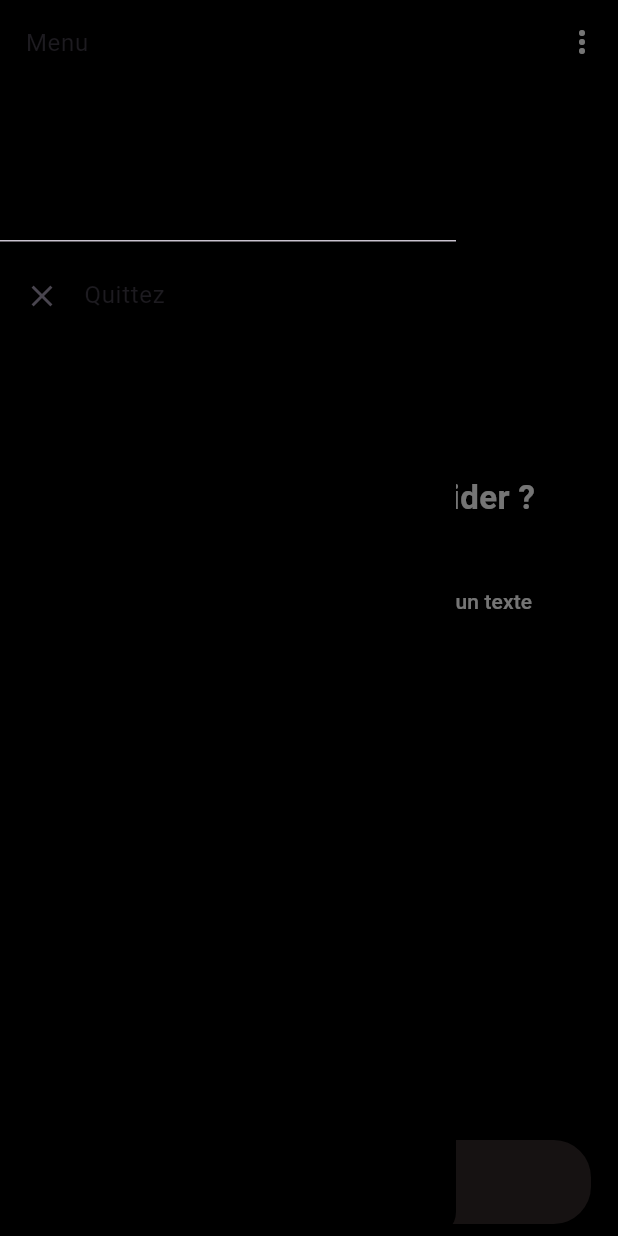
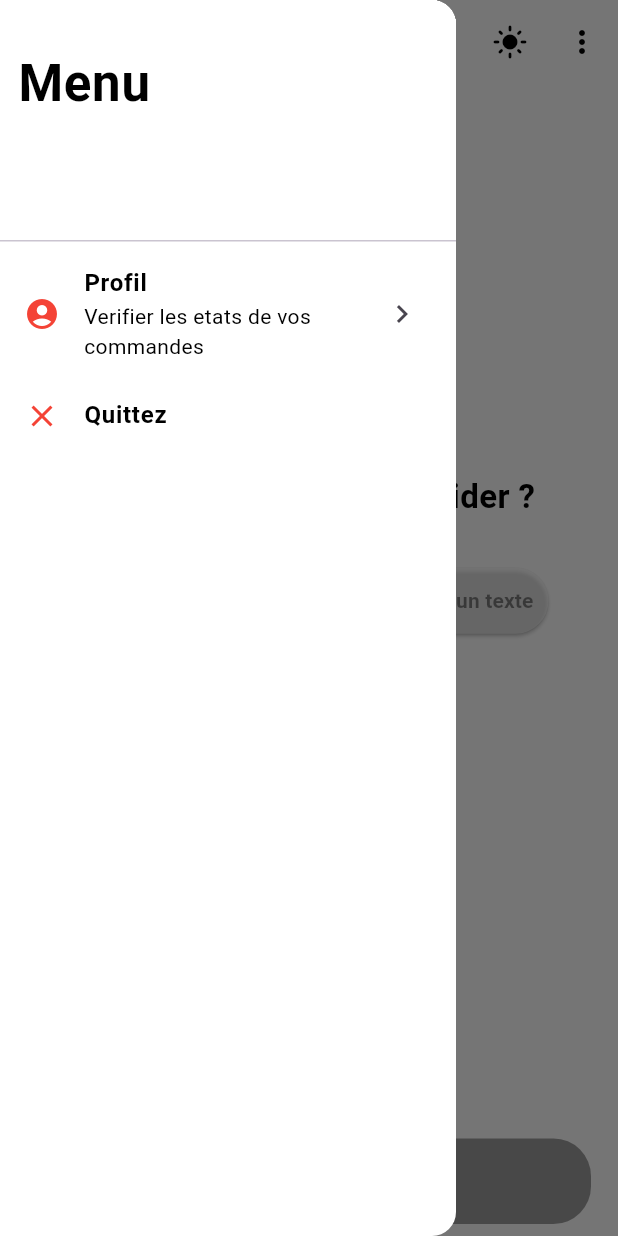
Before and after one commit to maxime2221/tobassichatbot, a Flutter app: the screen it shows after launch, with the side drawer open, on a phone screen of 412 x 824 dp. Run offline on Flutter 3.47's test engine with Material 3 defaults, Android fonts, the phone set to English and light mode, and no system bars.

Commit message:
Mise a jour de la page d accueil , du menu drawer, mode dark et light et interface du profil

```diff
--- a/lib/HomeScreen.dart
+++ b/lib/HomeScreen.dart
@@ -1,4 +1,7 @@
 import 'package:flutter/material.dart';
+import 'package:flutter/services.dart';
+
+import 'screen/profile_screen.dart';
 
 class HomeScreen extends StatefulWidget {
   @override
@@ -8,15 +11,15 @@ class HomeScreen extends StatefulWidget {
 class _HomeScreenState extends State<HomeScreen> {
 
   final TextEditingController _textController = TextEditingController();
-  bool _isButtonVisible = false;
-  bool _showMoreButtons = false;
+  bool _isButtonVisible = false; //pour le bouton Plus....
+  bool _showMoreButtons = false; // afficher d autres questions possibles
+  bool _isDarkMode = false; // État pour le mode sombre
 
   void _updateTextField(String text) {
     setState(() {
       _textController.text = text;
     });
   }
-
 
   @override
   void initState() {
@@ -37,43 +40,88 @@ class _HomeScreenState extends State<HomeScreen> {
   @override
   Widget build(BuildContext context) {
     return Scaffold(
-      backgroundColor: Colors.black,
+      backgroundColor: _isDarkMode? Colors.black:Colors.white,
       appBar: AppBar(
+        iconTheme: IconThemeData(color: _isDarkMode? Colors.white:Colors.black),
         centerTitle: true,
-        backgroundColor: Colors.black,
+        backgroundColor: _isDarkMode? Colors.black:Colors.white,
         title: const Text(
           'TobassiChatBot',
           style: TextStyle(
-            color: Colors.red,
+            color:Colors.red,
             fontSize: 20,
             fontWeight: FontWeight.bold,
             ),
         ),
         actions: [
           IconButton(
-            icon: const Icon(Icons.more_vert, color: Colors.white),
+              icon: Icon(_isDarkMode ? Icons.dark_mode : Icons.light_mode),
+              onPressed: () {
+                setState(() {
+                  _isDarkMode = !_isDarkMode; // Basculer entre clair et sombre
+                });
+              },
+            ),
+          IconButton(
+            icon: Icon(Icons.more_vert, color:_isDarkMode? Colors.white:Colors.black),
             onPressed: () {},
           ),
         ],
-        leading: IconButton(
-          icon: Icon(Icons.menu, color: Colors.white),
-          onPressed: () {},
-        ),
+
       ),
       drawer: Drawer(
-        backgroundColor: Colors.black,
+        backgroundColor:_isDarkMode? Colors.black:Colors.white,
         child: ListView(
           children: [
             DrawerHeader(
+              padding: EdgeInsets.only(top: 30,left: 12),
               decoration: BoxDecoration(
-                border: Border.all()
+              color:_isDarkMode? Colors.black: Colors.white,
               ),
-               child: Text('Menu'),
+               child: Text(
+                'Menu',
+                style:TextStyle(
+                   color: _isDarkMode? Colors.white: Colors.black,
+                   fontWeight: FontWeight.bold,
+                   fontSize: 34,
+                ) ,),
             ),
             ListTile(
-              leading: Icon(Icons.close),
-              title: Text('Quittez'),
-              onTap: (){},
+              leading: Icon(Icons.account_circle,color:Colors.red),
+              title: Text(
+                'Profil',
+                style: TextStyle(
+                  color: _isDarkMode? Colors.white: Colors.black,
+                  fontWeight: FontWeight.bold,
+                ),
+              ),
+              subtitle:Text(
+                "Verifier les etats de vos commandes",
+                style: TextStyle(
+                  color: _isDarkMode? Colors.white: Colors.black,
+                ),
+              ),
+              trailing:Icon(Icons.chevron_right),
+              onTap: (){
+                 Navigator.push(
+                   context,
+                   MaterialPageRoute(builder: (context) => ProfileScreen( isDarkMode: _isDarkMode)),
+                 );
+              },
+
+            ),
+            ListTile(
+              leading: Icon(Icons.close_outlined,color:Colors.red),
+              title: Text(
+                'Quittez',
+                style: TextStyle(
+                  color: _isDarkMode? Colors.white: Colors.black,
+                  fontWeight: FontWeight.bold,
+              ),
+              ),
+              onTap: (){
+                SystemNavigator.pop();
+              },
             )
           ],
         ),
@@ -89,7 +137,7 @@ class _HomeScreenState extends State<HomeScreen> {
                 Text(
                   'Comment puis-je vous aider ?',
                   style: TextStyle(
-                    color: Colors.white,
+                    color: _isDarkMode? Colors.white:Colors.black,
                     fontSize: 22,
                     fontWeight: FontWeight.bold,
                      ),
@@ -107,13 +155,12 @@ class _HomeScreenState extends State<HomeScreen> {
                 Row(
                   mainAxisAlignment: MainAxisAlignment.center,
                   children: [
-                    _buildButton(Icons.auto_awesome, "M’étonner"),
                     SizedBox(width: 10),
                      if (!_showMoreButtons)
-                     ElevatedButton.icon(
+                      ElevatedButton.icon(
                         style: ElevatedButton.styleFrom(
-                          backgroundColor: Colors.black54,
-                          foregroundColor: Colors.white,
+                          backgroundColor: _isDarkMode? Colors.black54 : Colors.white54,
+                          foregroundColor: _isDarkMode? Colors.white: Colors.black45,
                           padding: EdgeInsets.symmetric(horizontal: 10, vertical: 12),
                         ),
                         onPressed: () {
@@ -121,7 +168,7 @@ class _HomeScreenState extends State<HomeScreen> {
                             _showMoreButtons = true; // Afficher ou cacher les boutons
                           });
                         },
-                        icon: Icon(Icons.more_horiz, color: Colors.white),
+                        icon: Icon(Icons.more_horiz, color: Colors.red),
                         label: Text(
                           "Plus",
                           style: TextStyle(
@@ -131,30 +178,18 @@ class _HomeScreenState extends State<HomeScreen> {
                       )
                   ],
                 ),
-                SizedBox(height: 10),
-                Row(
-                  mainAxisAlignment: MainAxisAlignment.center,
-                  children: [
+                  const SizedBox(height: 10),
                       if (_showMoreButtons) ...[
-                        SizedBox(height: 10),
+                        const SizedBox(height: 10),
                         Row(
                           mainAxisAlignment: MainAxisAlignment.center,
                           children: [
                             _buildButton(Icons.auto_awesome, "M’étonner"),
-                             SizedBox(height: 10),
+                             SizedBox(width: 10),
                             _buildButton(Icons.star, "Favoris"),
                           ],
                         ),
-                        SizedBox(height: 10),
-                        Row(
-                          mainAxisAlignment: MainAxisAlignment.center,
-                          children: [
-                           _buildButton(Icons.share, "Partager"),
-                          ],
-                        ),
                       ]
-                  ],
-                  )
               ],
             ),
           ),
@@ -168,7 +203,7 @@ class _HomeScreenState extends State<HomeScreen> {
                     cursorColor:  Colors.red,
                     decoration: InputDecoration(
                       filled: true,
-                      fillColor: const Color.fromARGB(255, 48, 40, 40),
+                      fillColor: _isDarkMode? Color.fromARGB(255, 48, 40, 40): Colors.grey,
                       hintText: 'Message.....',
                       border: OutlineInputBorder(
                         borderRadius: BorderRadius.circular(25.0),
@@ -176,17 +211,18 @@ class _HomeScreenState extends State<HomeScreen> {
                       ),
                     ),
                     style: TextStyle(
-                      color: Colors.white, // Couleur du texte
-                      fontSize: 16, // Taille de la police (facultatif)
+                      color: _isDarkMode? Colors.white: Colors.black, // Couleur du texte
+                      fontSize: 16.4, // Taille de la police (facultatif)
                     ),
                   ),
                 ),
                 SizedBox(width: 10),
                  if (_isButtonVisible)
                 CircleAvatar(
-                  backgroundColor: Colors.red,
+                  backgroundColor:_isDarkMode? Colors.white: Colors.black,
+                  foregroundColor: Colors.black54,
                   child: IconButton(
-                    icon: Icon(Icons.send, color: Colors.white),
+                    icon: Icon(Icons.send, color: _isDarkMode? Colors.black:Colors.white),
                     onPressed: () {},
                   ),
                 ),
@@ -200,17 +236,21 @@ class _HomeScreenState extends State<HomeScreen> {
   }
 
   Widget _buildButton(IconData icon, String text) {
+
     return ElevatedButton.icon(
       style: ElevatedButton.styleFrom(
-        backgroundColor: Colors.black54,
-        foregroundColor: Colors.white,
+        backgroundColor: _isDarkMode? Colors.black54 : Colors.white54,
+        foregroundColor: _isDarkMode? Colors.white: Colors.black45,
         padding: EdgeInsets.symmetric(horizontal: 10, vertical: 12),
       ),
       onPressed: () {
         _updateTextField(text);
       },
       icon: Icon(icon,color: Colors.red,),
-      label: Text(text),
+      label: Text(text,
+      style: TextStyle(
+          fontWeight: FontWeight.bold,
+     ),),
     );
   }
 }
```
Also changed, not shown: lib/screen/profile_screen.dart (added, +122 -0 lines).
